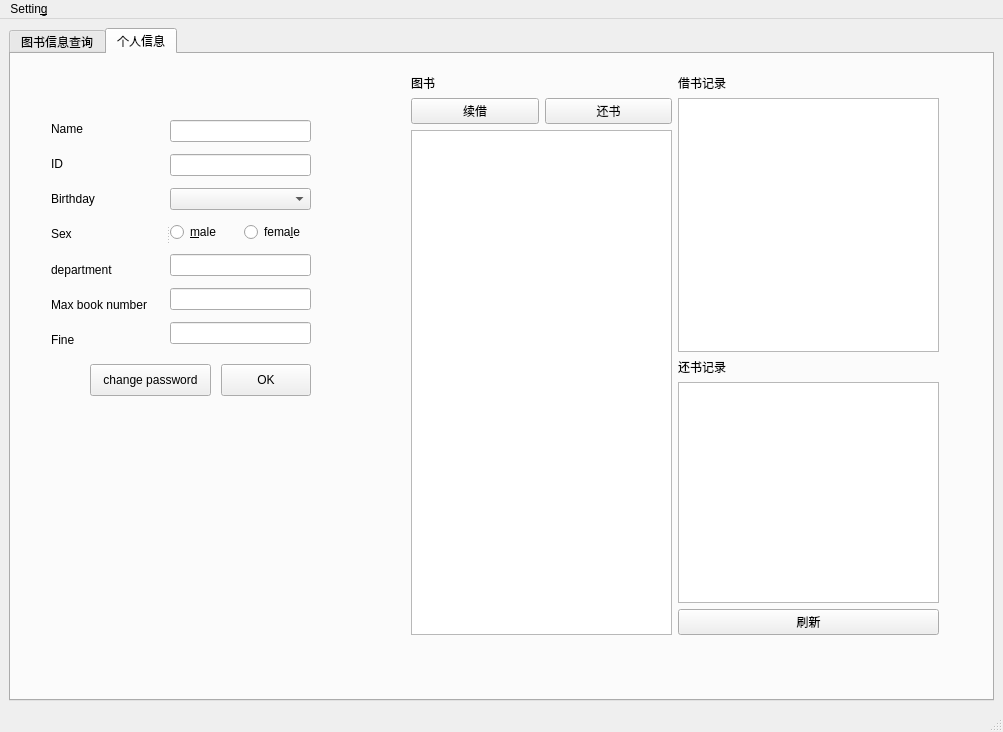
The window that sourcecode/studentmainwindow.ui (LiuzhouChan/database-Project-with-QT) describes before a commit, drawn with Qt 5.
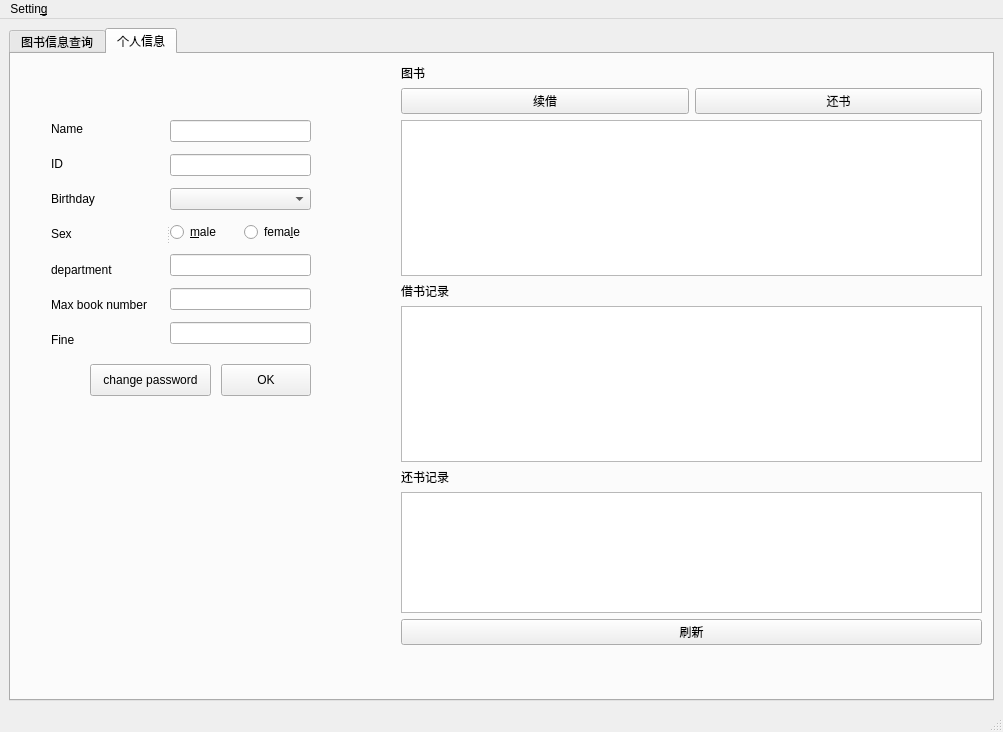
The same window after the commit. Custom widgets are drawn as their Qt base class.

What changed in the file:
```diff
--- a/sourcecode/studentmainwindow.ui
+++ b/sourcecode/studentmainwindow.ui
@@ -100,13 +100,19 @@
        <widget class="QWidget" name="layoutWidget">
         <property name="geometry">
          <rect>
-          <x>400</x>
-          <y>20</y>
-          <width>528</width>
-          <height>561</height>
+          <x>390</x>
+          <y>10</y>
+          <width>581</width>
+          <height>581</height>
          </rect>
         </property>
-        <layout class="QHBoxLayout" name="horizontalLayout_5">
+        <layout class="QVBoxLayout" name="verticalLayout_10">
+         <item>
+          <layout class="QVBoxLayout" name="verticalLayout_7">
+           <item>
+            <layout class="QVBoxLayout" name="verticalLayout_6">
+             <item>
+              <layout class="QVBoxLayout" name="verticalLayout_5">
          <item>
           <layout class="QVBoxLayout" name="verticalLayout_4">
            <item>
@@ -144,10 +150,6 @@
           </layout>
          </item>
          <item>
-          <layout class="QVBoxLayout" name="verticalLayout_7">
-           <item>
-            <layout class="QVBoxLayout" name="verticalLayout_5">
-             <item>
               <widget class="QLabel" name="label_2">
                <property name="text">
                 <string>借书记录</string>
@@ -159,8 +161,6 @@
              </item>
             </layout>
            </item>
-           <item>
-            <layout class="QVBoxLayout" name="verticalLayout_6">
              <item>
               <widget class="QLabel" name="label_3">
                <property name="text">
```
Lines whose indentation alone changed are shown as unchanged.
